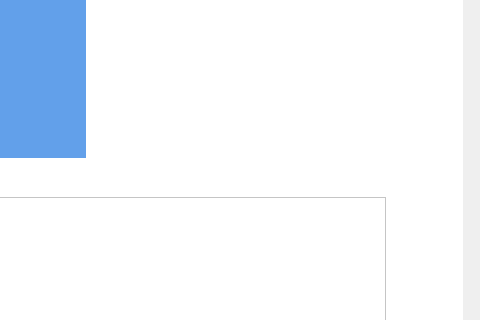
Before: the Qt Designer form School_System/ui/indexSU.ui in KasperJack/School-Management-System, drawn with Qt 5; both pictures show x 687 to 1167 and y 309 to 629 of the 1167 by 855 pixel window.
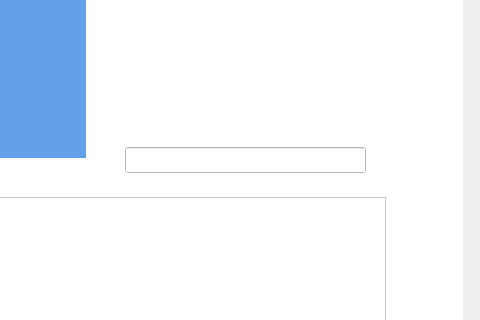
After: the same form once the commit is applied. The open tabs and pages were chosen to show the change. Icons and pictures are not drawn.

Patch:
```diff
--- a/School_System/ui/indexSU.ui
+++ b/School_System/ui/indexSU.ui
@@ -1242,6 +1242,16 @@
              <string notr="true">background-color: rgb(98, 160, 234);</string>
             </property>
            </widget>
+           <widget class="QLineEdit" name="search_bar">
+            <property name="geometry">
+             <rect>
+              <x>550</x>
+              <y>360</y>
+              <width>241</width>
+              <height>26</height>
+             </rect>
+            </property>
+           </widget>
           </widget>
           <widget class="QWidget" name="teachers">
            <widget class="QLabel" name="label_9">
```
Left out of the diff: 2 changed lines with no effect on the pictures.
